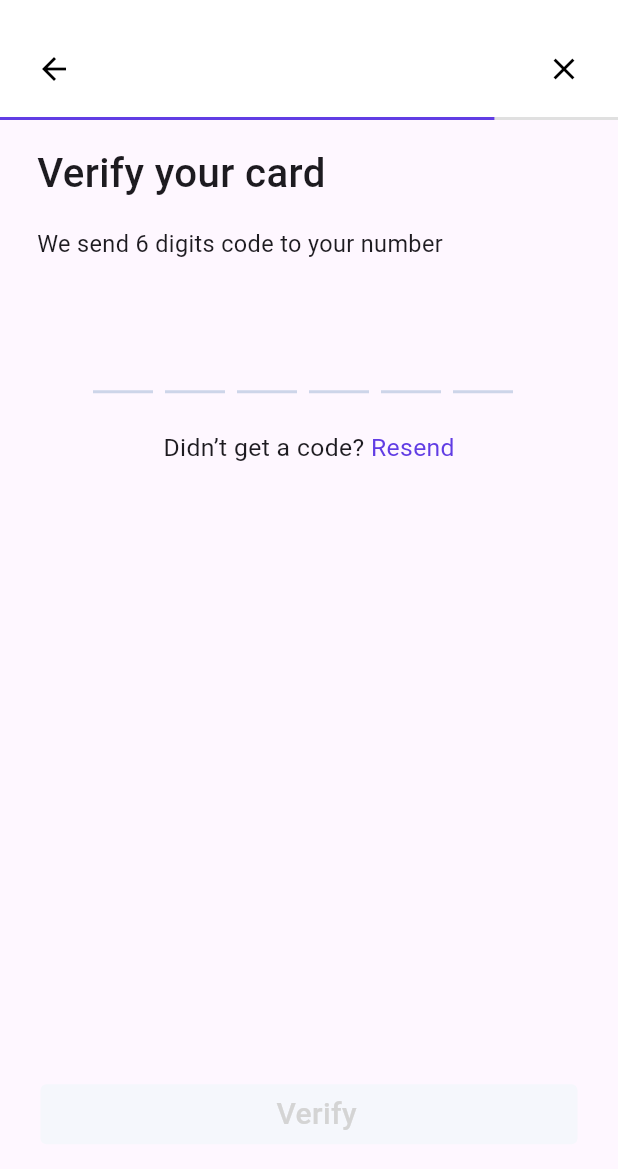
After one commit to Mohammadalsalhi55/forex, a Flutter app: the VerifyCard screen opened by its route, on a phone screen of 412 x 824 dp. The commit adds this screen. Shown: the top 1169 px of the screen. Run offline on Flutter 3.47's test engine with Material 3 defaults, Android fonts, the light colour scheme and no system bars; drawn by our look-alikes of flutter_otp_text_field; our stand-ins replace flutter_svg.

Commit message:
implement light adding code and successfully ui

```diff
--- a/forex/lib/componenet/button_widget.dart
+++ b/forex/lib/componenet/button_widget.dart
@@ -41,10 +41,10 @@ class ButtonWidget extends StatelessWidget {
                 padding: const EdgeInsets.only(right: 18.0),
                 child: Text(
                   text,
-                  style: const TextStyle(
+                  style: TextStyle(
                     fontSize: 20,
                     fontWeight: FontWeight.w500,
-                    color: Colors.white,
+                    color: isEnabled ? Colors.white : const Color(0xFFD4D4D4),
                   ),
                 ),
               ),
--- /dev/null
+++ b/forex/lib/light/verify_card.dart
@@ -0,0 +1,156 @@
+import 'package:flutter/material.dart';
+import 'package:flutter_otp_text_field/flutter_otp_text_field.dart';
+import 'package:forex/componenet/button_widget.dart';
+
+class VerifyCard extends StatefulWidget {
+  const VerifyCard({super.key});
+
+  @override
+  State<VerifyCard> createState() => _VerifyCardState();
+}
+
+class _VerifyCardState extends State<VerifyCard> {
+  String otpCode = "";
+  bool isOtpValid = false;
+
+  void checkOtp(String code) {
+    setState(() {
+      otpCode = code;
+    });
+    if (otpCode.length == 6) {
+      isOtpValid = true;
+    } else {
+      isOtpValid = false;
+    }
+  }
+
+  @override
+  Widget build(BuildContext context) {
+    final size = MediaQuery.of(context).size;
+    return Scaffold(
+      appBar: PreferredSize(
+        preferredSize: const Size.fromHeight(80),
+        child: AppBar(
+          automaticallyImplyLeading: false,
+          backgroundColor: Colors.white,
+          elevation: 0,
+          flexibleSpace: Column(
+            mainAxisAlignment: MainAxisAlignment.end,
+            children: [
+              Padding(
+                padding:
+                    const EdgeInsets.symmetric(horizontal: 12, vertical: 8),
+                child: Row(
+                  mainAxisAlignment: MainAxisAlignment.spaceBetween,
+                  children: [
+                    IconButton(
+                      icon: const Icon(
+                        Icons.arrow_back,
+                        color: Colors.black,
+                        size: 24,
+                      ),
+                      onPressed: () {
+                        Navigator.pop(context);
+                      },
+                    ),
+                    IconButton(
+                      icon: const Icon(
+                        Icons.close,
+                        color: Colors.black,
+                        size: 24,
+                      ),
+                      onPressed: () {},
+                    ),
+                  ],
+                ),
+              ),
+              LinearProgressIndicator(
+                value: 0.8,
+                minHeight: 2,
+                backgroundColor: Colors.grey[300],
+                valueColor:
+                    const AlwaysStoppedAnimation<Color>(Color(0xFF613DE4)),
+              ),
+            ],
+          ),
+        ),
+      ),
+      body: SingleChildScrollView(
+        child: Padding(
+          padding: EdgeInsets.only(bottom: size.height * 0.02),
+          child: Column(
+            crossAxisAlignment: CrossAxisAlignment.start,
+            children: [
+              Padding(
+                padding: EdgeInsets.symmetric(
+                  horizontal: size.width * 0.06,
+                  vertical: size.height * 0.02,
+                ),
+                child: Text(
+                  "Verify your card",
+                  style: TextStyle(
+                    fontWeight: FontWeight.w500,
+                    fontSize: size.width * 0.065,
+                  ),
+                ),
+              ),
+              Padding(
+                padding: EdgeInsets.symmetric(
+                  horizontal: size.width * 0.06,
+                ),
+                child: Text(
+                  "We send 6 digits code to your number",
+                  style: TextStyle(
+                    fontWeight: FontWeight.w400,
+                    fontSize: size.width * 0.038,
+                  ),
+                ),
+              ),
+              SizedBox(height: size.height * 0.05),
+              OtpTextField(
+                numberOfFields: 6,
+                enabledBorderColor: const Color(0xFFCDD5E9),
+                borderColor: const Color(0xFF613DE4),
+                showFieldAsBox: false,
+                onCodeChanged: (String code) {
+                  checkOtp(code);
+                },
+                onSubmit: (String verificationCode) {
+                  checkOtp(verificationCode);
+                },
+              ),
+              SizedBox(height: size.height * 0.03),
+              Row(
+                mainAxisAlignment: MainAxisAlignment.center,
+                children: [
+                  Text(
+                    "Didn’t get a code?",
+                    style: TextStyle(
+                      fontSize: size.width * 0.04,
+                    ),
+                  ),
+                  Text("\u00A0Resend",
+                      style: TextStyle(
+                        color: const Color(0xFF613DE4),
+                        fontWeight: FontWeight.w400,
+                        fontSize: size.width * 0.04,
+                      )),
+                ],
+              ),
+              SizedBox(height: size.height * 0.5),
+              Center(
+                child: ButtonWidget(
+                  text: 'Verify',
+                  isEnabled: isOtpValid,
+                  onTap: () {
+                    Navigator.pushNamed(context, '/successfullyadded');
+                  },
+                ),
+              )
+            ],
+          ),
+        ),
+      ),
+    );
+  }
+}
--- a/forex/lib/main.dart
+++ b/forex/lib/main.dart
@@ -1,6 +1,8 @@
 import 'package:flutter/material.dart';
 import 'package:forex/light/add_card.dart';
 import 'package:forex/light/number_card.dart';
+import 'package:forex/light/successfully_added.dart';
+import 'package:forex/light/verify_card.dart';
 
 void main() {
   runApp(const MyApp());
@@ -15,6 +17,8 @@ class MyApp extends StatelessWidget {
     return MaterialApp(
       routes: {
         '/cardnumber': (context) => NumberCard(),
+        '/verifycard': (context) => const VerifyCard(),
+        '/successfullyadded': (context) => const SuccessfullyAdded(),
       },
       debugShowCheckedModeBanner: false,
       home: const AddingCard(),
--- a/forex/pubspec.yaml
+++ b/forex/pubspec.yaml
@@ -38,6 +38,9 @@ dependencies:
   visa_nova_icons_flutter: ^4.0.3
   font_awesome_flutter: ^10.10.0
   flutter_svg: ^2.1.1
+  flutter_otp_text_field: ^1.5.1+1
+  pinput: ^5.0.0
+  pin_code_fields: ^8.0.1
 
 dev_dependencies:
   flutter_test:
```
Also changed, not shown: forex/lib/componenet/text_field_customer.dart (+6 -3 lines), forex/lib/light/number_card.dart (+10 -3 lines), forex/lib/light/successfully_added.dart (added, +126 -0 lines), forex/pubspec.lock.
